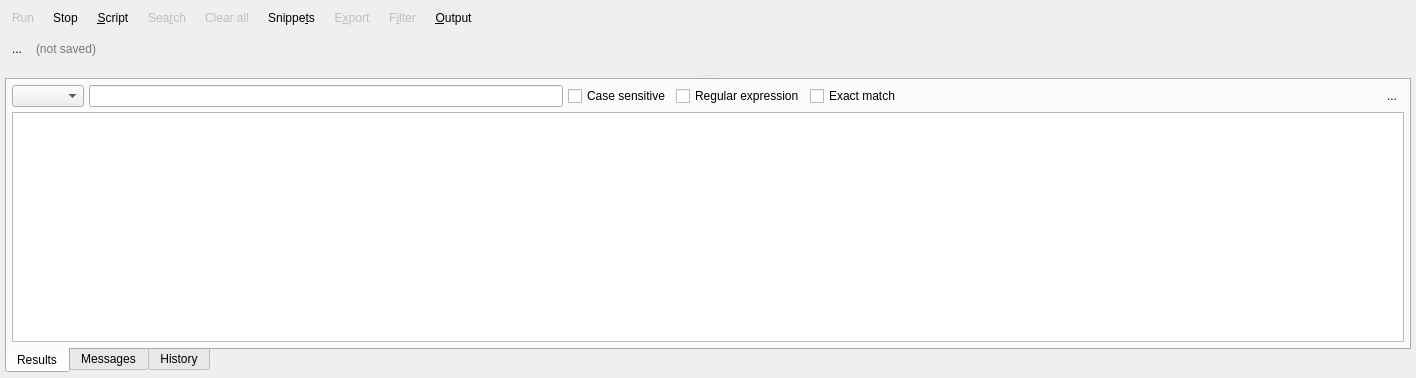
codacy-open-source-projects-scans/pgmodeler, file libs/libgui/ui/tools/sqlexecutionwidget.ui: the form before one commit.
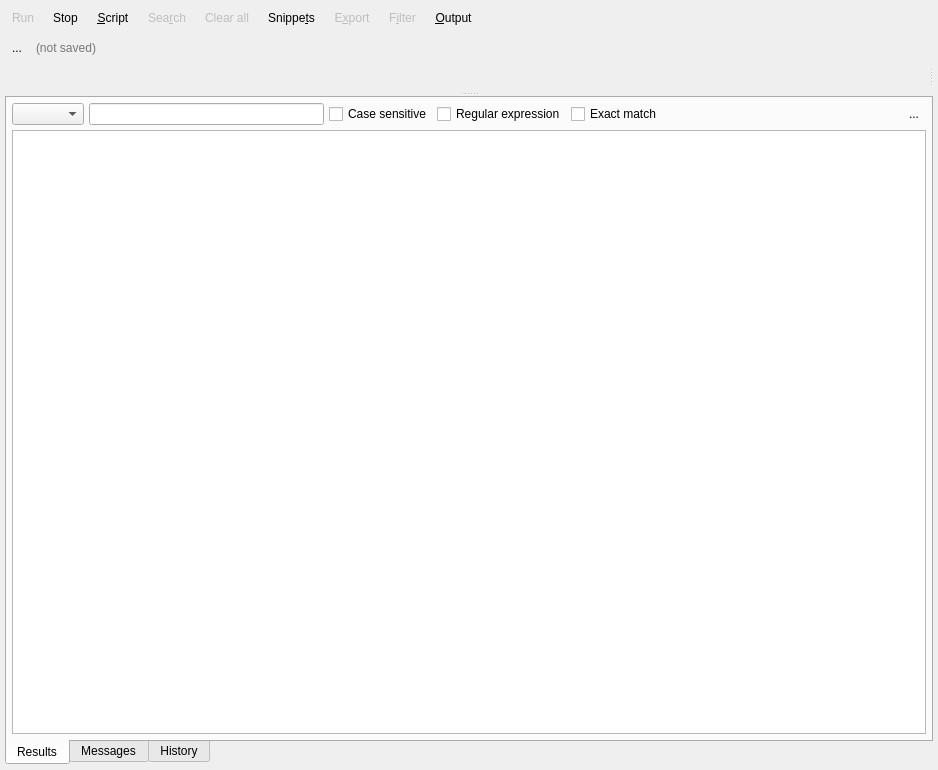
The form after the commit. Icons and pictures are not drawn.

The edit to the form file:
```diff
--- a/libs/libgui/ui/tools/sqlexecutionwidget.ui
+++ b/libs/libgui/ui/tools/sqlexecutionwidget.ui
@@ -6,8 +6,8 @@
    <rect>
     <x>0</x>
     <y>0</y>
-    <width>1416</width>
-    <height>378</height>
+    <width>938</width>
+    <height>770</height>
    </rect>
   </property>
   <property name="baseSize">
@@ -19,105 +19,24 @@
   <property name="windowTitle">
    <string>Form</string>
   </property>
-  <layout class="QGridLayout" name="gridLayout">
-   <property name="leftMargin">
-    <number>5</number>
-   </property>
-   <property name="topMargin">
-    <number>5</number>
-   </property>
-   <property name="rightMargin">
-    <number>5</number>
-   </property>
-   <property name="bottomMargin">
-    <number>5</number>
-   </property>
-   <item row="1" column="0">
-    <widget class="QWidget" name="filename_wgt" native="true">
-     <property name="minimumSize">
-      <size>
-       <width>0</width>
-       <height>0</height>
-      </size>
-     </property>
-     <layout class="QHBoxLayout" name="horizontalLayout_3">
+  <layout class="QVBoxLayout" name="verticalLayout_3">
       <property name="spacing">
        <number>5</number>
       </property>
       <property name="leftMargin">
-       <number>0</number>
+    <number>5</number>
       </property>
       <property name="topMargin">
-       <number>0</number>
+    <number>5</number>
       </property>
       <property name="rightMargin">
-       <number>0</number>
+    <number>5</number>
       </property>
       <property name="bottomMargin">
-       <number>0</number>
+    <number>5</number>
       </property>
       <item>
-       <widget class="QToolButton" name="close_file_tb">
-        <property name="toolTip">
-         <string>Close the current SQL script</string>
-        </property>
-        <property name="text">
-         <string>...</string>
-        </property>
-        <property name="icon">
-         <iconset resource="../../res/resources.qrc">
-          <normaloff>:/icons/icons/close.png</normaloff>:/icons/icons/close.png</iconset>
-        </property>
-        <property name="iconSize">
-         <size>
-          <width>25</width>
-          <height>25</height>
-         </size>
-        </property>
-        <property name="autoRaise">
-         <bool>true</bool>
-        </property>
-       </widget>
-      </item>
-      <item>
-       <widget class="QLineEdit" name="filename_edt">
-        <property name="minimumSize">
-         <size>
-          <width>0</width>
-          <height>25</height>
-         </size>
-        </property>
-        <property name="toolTip">
-         <string>SQL script currently handled</string>
-        </property>
-        <property name="autoFillBackground">
-         <bool>false</bool>
-        </property>
-        <property name="styleSheet">
-         <string notr="true">background: transparent;</string>
-        </property>
-        <property name="text">
-         <string/>
-        </property>
-        <property name="frame">
-         <bool>false</bool>
-        </property>
-        <property name="cursorPosition">
-         <number>0</number>
-        </property>
-        <property name="readOnly">
-         <bool>true</bool>
-        </property>
-        <property name="placeholderText">
-         <string>(not saved)</string>
-        </property>
-       </widget>
-      </item>
-     </layout>
-    </widget>
-   </item>
-   <item row="0" column="0">
-    <layout class="QHBoxLayout" name="horizontalLayout">
+    <layout class="QHBoxLayout" name="top_btns_lt">
      <property name="spacing">
       <number>5</number>
      </property>
@@ -508,6 +427,13 @@
        </property>
       </widget>
      </item>
+     <item>
+      <layout class="QHBoxLayout" name="plugins_btns_lt">
+       <property name="spacing">
+        <number>5</number>
+       </property>
+      </layout>
+     </item>
      <item>
       <spacer name="horizontalSpacer">
        <property name="orientation">
@@ -583,7 +509,91 @@
      </item>
     </layout>
    </item>
-   <item row="2" column="0">
+   <item>
+    <widget class="QWidget" name="filename_wgt" native="true">
+     <property name="minimumSize">
+      <size>
+       <width>0</width>
+       <height>0</height>
+      </size>
+     </property>
+     <layout class="QHBoxLayout" name="horizontalLayout_3">
+      <property name="spacing">
+       <number>5</number>
+      </property>
+      <property name="leftMargin">
+       <number>0</number>
+      </property>
+      <property name="topMargin">
+       <number>0</number>
+      </property>
+      <property name="rightMargin">
+       <number>0</number>
+      </property>
+      <property name="bottomMargin">
+       <number>0</number>
+      </property>
+      <item>
+       <widget class="QToolButton" name="close_file_tb">
+        <property name="toolTip">
+         <string>Close the current SQL script</string>
+        </property>
+        <property name="text">
+         <string>...</string>
+        </property>
+        <property name="icon">
+         <iconset resource="../../res/resources.qrc">
+          <normaloff>:/icons/icons/close.png</normaloff>:/icons/icons/close.png</iconset>
+        </property>
+        <property name="iconSize">
+         <size>
+          <width>25</width>
+          <height>25</height>
+         </size>
+        </property>
+        <property name="autoRaise">
+         <bool>true</bool>
+        </property>
+       </widget>
+      </item>
+      <item>
+       <widget class="QLineEdit" name="filename_edt">
+        <property name="minimumSize">
+         <size>
+          <width>0</width>
+          <height>25</height>
+         </size>
+        </property>
+        <property name="toolTip">
+         <string>SQL script currently handled</string>
+        </property>
+        <property name="autoFillBackground">
+         <bool>false</bool>
+        </property>
+        <property name="styleSheet">
+         <string notr="true">background: transparent;</string>
+        </property>
+        <property name="text">
+         <string/>
+        </property>
+        <property name="frame">
+         <bool>false</bool>
+        </property>
+        <property name="cursorPosition">
+         <number>0</number>
+        </property>
+        <property name="readOnly">
+         <bool>true</bool>
+        </property>
+        <property name="placeholderText">
+         <string>(not saved)</string>
+        </property>
+       </widget>
+      </item>
+     </layout>
+    </widget>
+   </item>
+   <item>
     <widget class="QSplitter" name="v_splitter">
      <property name="orientation">
       <enum>Qt::Vertical</enum>
@@ -600,11 +610,50 @@
         <number>5</number>
        </property>
        <item>
+        <layout class="QHBoxLayout" name="horizontalLayout_4">
+         <property name="spacing">
+          <number>5</number>
+         </property>
+         <property name="bottomMargin">
+          <number>0</number>
+         </property>
+         <item>
+          <widget class="QSplitter" name="sql_cmd_splitter">
+           <property name="orientation">
+            <enum>Qt::Horizontal</enum>
+           </property>
+           <property name="handleWidth">
+            <number>5</number>
+           </property>
+           <property name="childrenCollapsible">
+            <bool>false</bool>
+           </property>
         <widget class="QWidget" name="sql_cmd_wgt" native="true">
          <property name="enabled">
           <bool>true</bool>
          </property>
-        </widget>
+            <property name="minimumSize">
+             <size>
+              <width>0</width>
+              <height>0</height>
+             </size>
+            </property>
+            <property name="maximumSize">
+             <size>
+              <width>16777215</width>
+              <height>16777215</height>
+             </size>
+            </property>
+           </widget>
+           <widget class="QStackedWidget" name="plugins_wgts_stc">
+            <property name="currentIndex">
+             <number>0</number>
+            </property>
+            <widget class="QWidget" name="page"/>
+           </widget>
+          </widget>
+         </item>
+        </layout>
        </item>
        <item>
         <widget class="QWidget" name="search_wgt_parent" native="true">
@@ -618,12 +667,6 @@
        </item>
       </layout>
      </widget>
-     <widget class="QWidget" name="layoutWidget1">
-      <layout class="QGridLayout" name="gridLayout_2">
-       <property name="spacing">
-        <number>0</number>
-       </property>
-       <item row="1" column="0" rowspan="2">
         <widget class="QWidget" name="output_wgt" native="true">
          <property name="minimumSize">
           <size>
@@ -948,9 +991,6 @@
               </item>
              </layout>
             </widget>
-           </widget>
-          </item>
-         </layout>
         </widget>
        </item>
       </layout>
```
Lines whose indentation alone changed are shown as unchanged.
